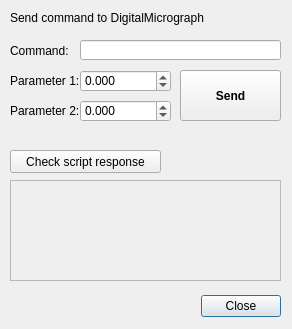
Old version of the form gui/send_dm_command_dlg.ui in the repository SBEMimage/SBEMimage.
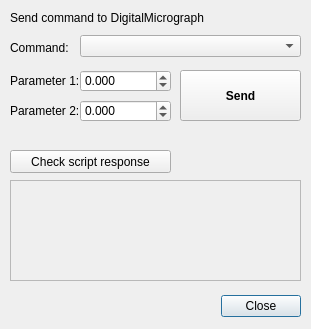
New version of the form.

Commit message: Update email monitoring dialog and 'Send command to DM' dialog

```diff
--- a/gui/send_dm_command_dlg.ui
+++ b/gui/send_dm_command_dlg.ui
@@ -9,7 +9,7 @@
    <rect>
     <x>0</x>
     <y>0</y>
-    <width>292</width>
+    <width>311</width>
     <height>329</height>
    </rect>
   </property>
@@ -22,7 +22,7 @@
   <widget class="QDialogButtonBox" name="buttonBox">
    <property name="geometry">
     <rect>
-     <x>190</x>
+     <x>210</x>
      <y>290</y>
      <width>91</width>
      <height>32</height>
@@ -43,21 +43,11 @@
     <rect>
      <x>10</x>
      <y>180</y>
-     <width>271</width>
+     <width>291</width>
      <height>101</height>
     </rect>
    </property>
   </widget>
-  <widget class="QLineEdit" name="lineEdit_command">
-   <property name="geometry">
-    <rect>
-     <x>80</x>
-     <y>40</y>
-     <width>201</width>
-     <height>20</height>
-    </rect>
-   </property>
-  </widget>
   <widget class="QLabel" name="label">
    <property name="geometry">
     <rect>
@@ -75,7 +65,7 @@
    <property name="geometry">
     <rect>
      <x>10</x>
-     <y>43</y>
+     <y>40</y>
      <width>61</width>
      <height>16</height>
     </rect>
@@ -159,7 +149,7 @@
     <rect>
      <x>180</x>
      <y>70</y>
-     <width>101</width>
+     <width>121</width>
      <height>51</height>
     </rect>
    </property>
@@ -178,7 +168,7 @@
     <rect>
      <x>10</x>
      <y>150</y>
-     <width>151</width>
+     <width>161</width>
      <height>23</height>
     </rect>
    </property>
@@ -186,6 +176,16 @@
     <string>Check script response</string>
    </property>
   </widget>
+  <widget class="QComboBox" name="comboBox_command">
+   <property name="geometry">
+    <rect>
+     <x>80</x>
+     <y>35</y>
+     <width>221</width>
+     <height>22</height>
+    </rect>
+   </property>
+  </widget>
  </widget>
  <resources/>
  <connections>
```
The commit also changes 2 other files.
